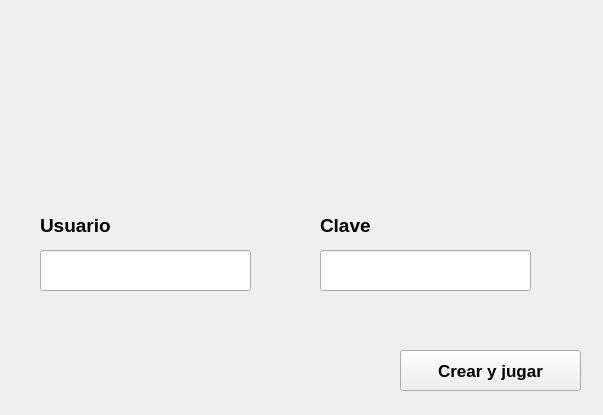
The window that Todo/Space_Impact/inicio_juego_nuevo.ui (jupazago/Space_Combat_2) describes before a commit, drawn with Qt 5.
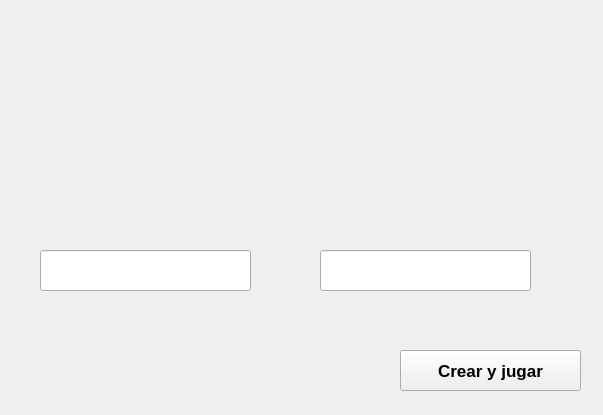
The same window after the commit.

Commit message: Menu - Inicio y cargar

```diff
--- a/Todo/Space_Impact/inicio_juego_nuevo.ui
+++ b/Todo/Space_Impact/inicio_juego_nuevo.ui
@@ -69,52 +69,6 @@
     <string/>
    </property>
   </widget>
-  <widget class="QLabel" name="label">
-   <property name="geometry">
-    <rect>
-     <x>40</x>
-     <y>210</y>
-     <width>111</width>
-     <height>31</height>
-    </rect>
-   </property>
-   <property name="font">
-    <font>
-     <pointsize>14</pointsize>
-     <weight>75</weight>
-     <bold>true</bold>
-    </font>
-   </property>
-   <property name="autoFillBackground">
-    <bool>false</bool>
-   </property>
-   <property name="text">
-    <string>Usuario</string>
-   </property>
-  </widget>
-  <widget class="QLabel" name="label_2">
-   <property name="geometry">
-    <rect>
-     <x>320</x>
-     <y>210</y>
-     <width>111</width>
-     <height>31</height>
-    </rect>
-   </property>
-   <property name="font">
-    <font>
-     <pointsize>14</pointsize>
-     <weight>75</weight>
-     <bold>true</bold>
-    </font>
-   </property>
-   <property name="autoFillBackground">
-    <bool>false</bool>
-   </property>
-   <property name="text">
-    <string>Clave</string>
-   </property>
-  </widget>
  </widget>
  <resources/>
  <connections/>
```
The commit also changes 35 other files.
